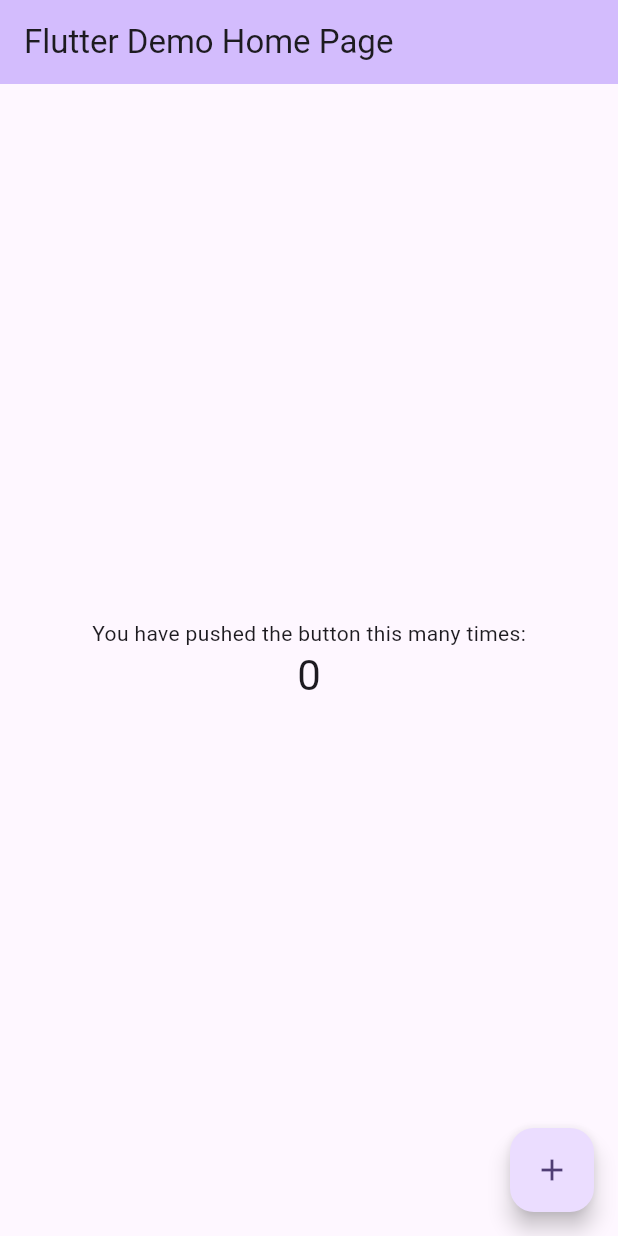
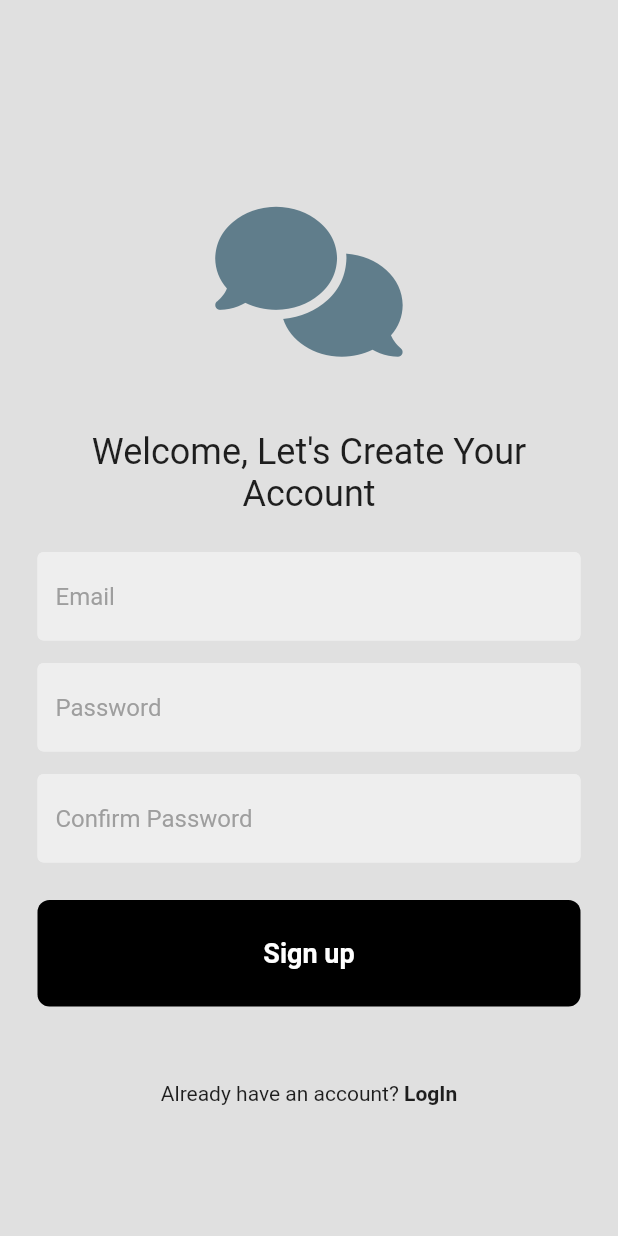
Before and after one commit to Gsuyash20/chat, a Flutter app: the screen it shows after launch, on a phone screen of 412 x 824 dp. Run offline on Flutter 3.47's test engine with Material 2 defaults, Android fonts, the phone set to English and light mode, and no system bars; our stand-ins replace font_awesome_flutter.

Commit message:
Created Login and signUp UI

```diff
--- /dev/null
+++ b/lib/components/sign_button.dart
@@ -0,0 +1,28 @@
+import 'package:flutter/material.dart';
+
+class SignButton extends StatelessWidget {
+  final void Function()? onTap;
+  final String text;
+  const SignButton({super.key, required this.onTap, required this.text});
+
+  @override
+  Widget build(BuildContext context) {
+    return GestureDetector(
+      onTap: onTap,
+      child: Container(
+        padding: const EdgeInsets.all(25),
+        decoration: BoxDecoration(
+          color: Colors.black,
+          borderRadius: BorderRadius.circular(8),
+        ),
+        child: Center(
+          child: Text(
+            text,
+            style: const TextStyle(
+                fontWeight: FontWeight.bold, fontSize: 18, color: Colors.white),
+          ),
+        ),
+      ),
+    );
+  }
+}
--- /dev/null
+++ b/lib/components/text_field.dart
@@ -0,0 +1,32 @@
+import 'package:flutter/material.dart';
+
+class MyTextField extends StatelessWidget {
+  final TextEditingController controller;
+  final String hintText;
+  final bool obscureText;
+  const MyTextField(
+      {super.key,
+      required this.controller,
+      required this.hintText,
+      required this.obscureText});
+
+  @override
+  Widget build(BuildContext context) {
+    return TextField(
+      controller: controller,
+      obscureText: obscureText,
+      decoration: InputDecoration(
+        enabledBorder: OutlineInputBorder(
+          borderSide: BorderSide(color: Colors.grey.shade200),
+        ),
+        focusedBorder: const OutlineInputBorder(
+          borderSide: BorderSide(color: Colors.white70),
+        ),
+        fillColor: Colors.grey.shade200,
+        filled: true,
+        hintText: hintText,
+        hintStyle: TextStyle(color: Colors.grey.shade500)
+      ),
+    );
+  }
+}
--- a/lib/main.dart
+++ b/lib/main.dart
@@ -1,3 +1,4 @@
+import 'package:chat/screens/signup_screen.dart';
 import 'package:flutter/material.dart';
 
 void main() {
@@ -7,119 +8,11 @@ void main() {
 class MyApp extends StatelessWidget {
   const MyApp({super.key});
 
-  // This widget is the root of your application.
   @override
   Widget build(BuildContext context) {
-    return MaterialApp(
-      title: 'Flutter Demo',
-      theme: ThemeData(
-        // This is the theme of your application.
-        //
-        // TRY THIS: Try running your application with "flutter run". You'll see
-        // the application has a blue toolbar. Then, without quitting the app,
-        // try changing the seedColor in the colorScheme below to Colors.green
-        // and then invoke "hot reload" (save your changes or press the "hot
-        // reload" button in a Flutter-supported IDE, or press "r" if you used
-        // the command line to start the app).
-        //
-        // Notice that the counter didn't reset back to zero; the application
-        // state is not lost during the reload. To reset the state, use hot
-        // restart instead.
-        //
-        // This works for code too, not just values: Most code changes can be
-        // tested with just a hot reload.
-        colorScheme: ColorScheme.fromSeed(seedColor: Colors.deepPurple),
-        useMaterial3: true,
-      ),
-      home: const MyHomePage(title: 'Flutter Demo Home Page'),
+    return const MaterialApp(
+      debugShowCheckedModeBanner: false,
+      home: SignUpScreen(),
     );
   }
 }
-
-class MyHomePage extends StatefulWidget {
-  const MyHomePage({super.key, required this.title});
-
-  // This widget is the home page of your application. It is stateful, meaning
-  // that it has a State object (defined below) that contains fields that affect
-  // how it looks.
-
-  // This class is the configuration for the state. It holds the values (in this
-  // case the title) provided by the parent (in this case the App widget) and
-  // used by the build method of the State. Fields in a Widget subclass are
-  // always marked "final".
-
-  final String title;
-
-  @override
-  State<MyHomePage> createState() => _MyHomePageState();
-}
-
-class _MyHomePageState extends State<MyHomePage> {
-  int _counter = 0;
-
-  void _incrementCounter() {
-    setState(() {
-      // This call to setState tells the Flutter framework that something has
-      // changed in this State, which causes it to rerun the build method below
-      // so that the display can reflect the updated values. If we changed
-      // _counter without calling setState(), then the build method would not be
-      // called again, and so nothing would appear to happen.
-      _counter++;
-    });
-  }
-
-  @override
-  Widget build(BuildContext context) {
-    // This method is rerun every time setState is called, for instance as done
-    // by the _incrementCounter method above.
-    //
-    // The Flutter framework has been optimized to make rerunning build methods
-    // fast, so that you can just rebuild anything that needs updating rather
-    // than having to individually change instances of widgets.
-    return Scaffold(
-      appBar: AppBar(
-        // TRY THIS: Try changing the color here to a specific color (to
-        // Colors.amber, perhaps?) and trigger a hot reload to see the AppBar
-        // change color while the other colors stay the same.
-        backgroundColor: Theme.of(context).colorScheme.inversePrimary,
-        // Here we take the value from the MyHomePage object that was created by
-        // the App.build method, and use it to set our appbar title.
-        title: Text(widget.title),
-      ),
-      body: Center(
-        // Center is a layout widget. It takes a single child and positions it
-        // in the middle of the parent.
-        child: Column(
-          // Column is also a layout widget. It takes a list of children and
-          // arranges them vertically. By default, it sizes itself to fit its
-          // children horizontally, and tries to be as tall as its parent.
-          //
-          // Column has various properties to control how it sizes itself and
-          // how it positions its children. Here we use mainAxisAlignment to
-          // center the children vertically; the main axis here is the vertical
-          // axis because Columns are vertical (the cross axis would be
-          // horizontal).
-          //
-          // TRY THIS: Invoke "debug painting" (choose the "Toggle Debug Paint"
-          // action in the IDE, or press "p" in the console), to see the
-          // wireframe for each widget.
-          mainAxisAlignment: MainAxisAlignment.center,
-          children: <Widget>[
-            const Text(
-              'You have pushed the button this many times:',
-            ),
-            Text(
-              '$_counter',
-              style: Theme.of(context).textTheme.headlineMedium,
-            ),
-          ],
-        ),
-      ),
-      floatingActionButton: FloatingActionButton(
-        onPressed: _incrementCounter,
-        tooltip: 'Increment',
-        child: const Icon(Icons.add),
-      ), // This trailing comma makes auto-formatting nicer for build methods.
-    );
-  }
-}
--- /dev/null
+++ b/lib/screens/login_screen.dart
@@ -0,0 +1,92 @@
+import 'package:chat/components/sign_button.dart';
+import 'package:chat/components/text_field.dart';
+import 'package:flutter/material.dart';
+import 'package:font_awesome_flutter/font_awesome_flutter.dart';
+
+class LoginScreen extends StatefulWidget {
+  const LoginScreen({super.key});
+
+  @override
+  State<LoginScreen> createState() => _LoginScreenState();
+}
+
+class _LoginScreenState extends State<LoginScreen> {
+  final emailController = TextEditingController();
+  final passwordController = TextEditingController();
+  @override
+  Widget build(BuildContext context) {
+    return Scaffold(
+      backgroundColor: Colors.grey.shade300,
+      body: SafeArea(
+        child: Center(
+          child: Padding(
+            padding: const EdgeInsets.symmetric(horizontal: 25),
+            child: Column(
+              mainAxisAlignment: MainAxisAlignment.center,
+              children: [
+                const SizedBox(
+                  height: 50,
+                ),
+
+                //logo
+                const FaIcon(
+                  FontAwesomeIcons.solidComments,
+                  size: 100,
+                  color: Colors.blueGrey,
+                ),
+
+                const SizedBox(
+                  height: 50,
+                ),
+
+                //welcome back message
+                const Text(
+                  'Welcome back :)',
+                  style: TextStyle(fontSize: 24),
+                ),
+
+                const SizedBox(
+                  height: 25,
+                ),
+
+                // email text field
+                MyTextField(
+                    controller: emailController,
+                    hintText: 'Email',
+                    obscureText: false),
+
+                const SizedBox(
+                  height: 15,
+                ),
+
+                // password text field
+                MyTextField(
+                    controller: passwordController,
+                    hintText: 'Password',
+                    obscureText: true),
+
+                const SizedBox(
+                  height: 25,
+                ),
+
+                //sign-in button
+                SignButton(onTap: () {}, text: 'Sign in'),
+                const SizedBox(height: 50,),
+                // Redirect to Sign up screen
+                const Text.rich(TextSpan(
+                  text: "Don't have an account? ",
+                  children: [
+                    TextSpan(
+                      text: 'SignUP',
+                      style: TextStyle(fontWeight: FontWeight.bold),
+                    )
+                  ]
+                ))
+              ],
+            ),
+          ),
+        ),
+      ),
+    );
+  }
+}
--- /dev/null
+++ b/lib/screens/signup_screen.dart
@@ -0,0 +1,110 @@
+import 'package:chat/components/sign_button.dart';
+import 'package:chat/components/text_field.dart';
+import 'package:flutter/material.dart';
+import 'package:font_awesome_flutter/font_awesome_flutter.dart';
+
+class SignUpScreen extends StatefulWidget {
+  const SignUpScreen({super.key});
+
+  @override
+  State<SignUpScreen> createState() => _SignUpScreenState();
+}
+
+class _SignUpScreenState extends State<SignUpScreen> {
+  final emailController = TextEditingController();
+  final passwordController = TextEditingController();
+  final confirmPasswordController = TextEditingController();
+  @override
+  Widget build(BuildContext context) {
+    return Scaffold(
+      backgroundColor: Colors.grey.shade300,
+      body: SafeArea(
+        child: Center(
+          child: Padding(
+            padding: const EdgeInsets.symmetric(horizontal: 25),
+            child: Column(
+              mainAxisAlignment: MainAxisAlignment.center,
+              children: [
+                const SizedBox(
+                  height: 50,
+                ),
+
+                //logo
+                const FaIcon(
+                  FontAwesomeIcons.solidComments,
+                  size: 100,
+                  color: Colors.blueGrey,
+                ),
+
+                const SizedBox(
+                  height: 50,
+                ),
+
+                //create account message
+                const Text(
+                  "Welcome, Let's Create Your Account",
+                  style: TextStyle(fontSize: 24),
+                  textAlign: TextAlign.center,
+                ),
+
+                const SizedBox(
+                  height: 25,
+                ),
+
+                // email text field
+                MyTextField(
+                    controller: emailController,
+                    hintText: 'Email',
+                    obscureText: false),
+
+                const SizedBox(
+                  height: 15,
+                ),
+
+                // password text field
+                MyTextField(
+                    controller: passwordController,
+                    hintText: 'Password',
+                    obscureText: true),
+
+                const SizedBox(
+                  height: 15,
+                ),
+
+                // confirm password text field
+                MyTextField(
+                    controller: confirmPasswordController,
+                    hintText: 'Confirm Password',
+                    obscureText: true),
+
+                const SizedBox(
+                  height: 25,
+                ),
+
+                //sign-up button
+                SignButton(onTap: () {}, text: 'Sign up'),
+
+                const SizedBox(
+                  height: 50,
+                ),
+
+                // Redirect to Login screen
+                const Text.rich(
+                  TextSpan(
+                    text: "Already have an account? ",
+                    children: [
+                      TextSpan(
+                        text: 'LogIn',
+                        style: TextStyle(fontWeight: FontWeight.bold),
+                      )
+                    ],
+                  ),
+                )
+              ],
+            ),
+          ),
+        ),
+      ),
+    );
+  }
+}
--- a/pubspec.yaml
+++ b/pubspec.yaml
@@ -35,6 +35,7 @@ dependencies:
   # The following adds the Cupertino Icons font to your application.
   # Use with the CupertinoIcons class for iOS style icons.
   cupertino_icons: ^1.0.2
+  font_awesome_flutter: ^10.4.0
 
 dev_dependencies:
   flutter_test:
```
Also changed, not shown: pubspec.lock.
